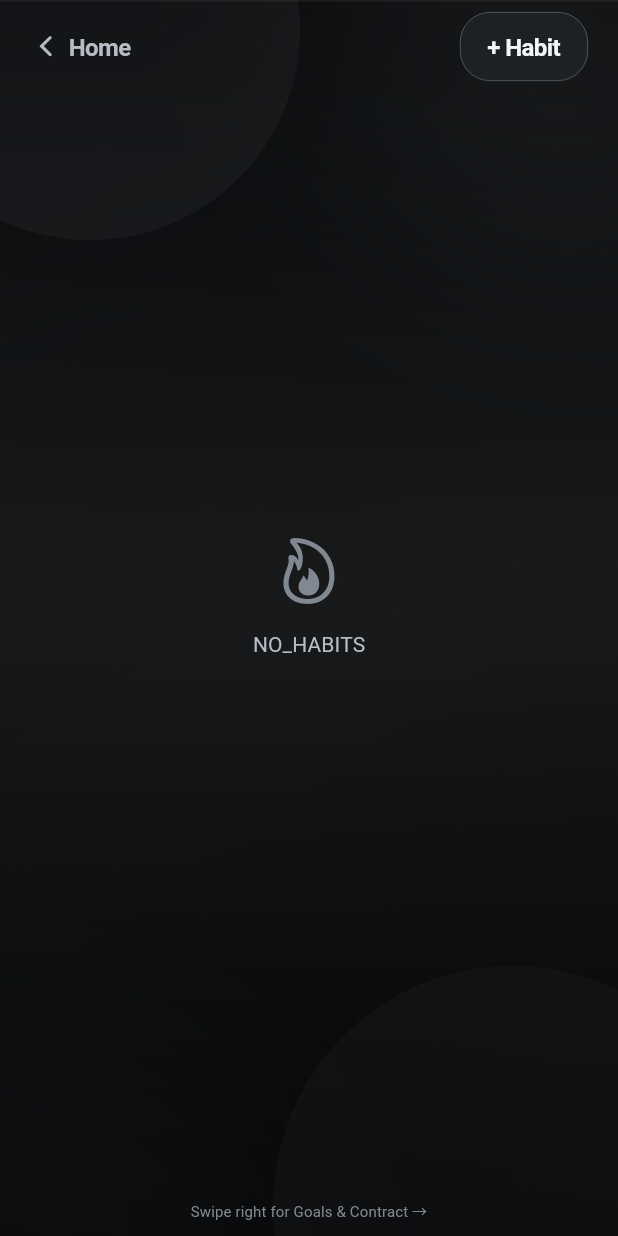
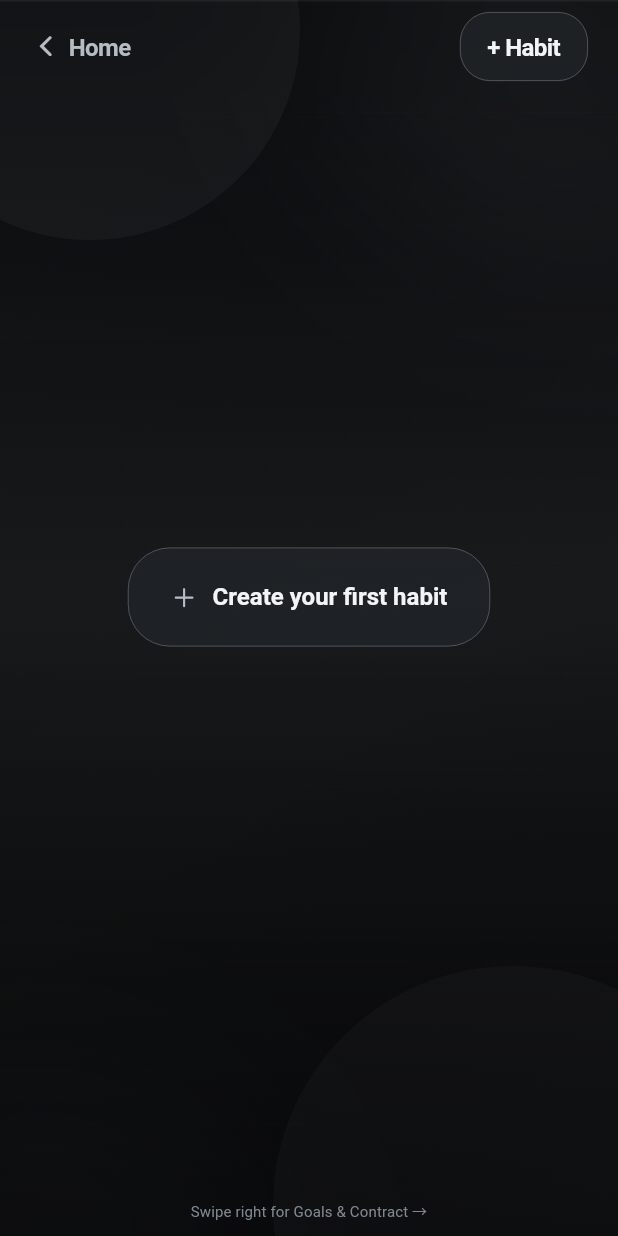
Before and after one commit to Space-Chips/ceo_os, a Flutter app: the HabitsScreen screen opened by its route, on a phone screen of 412 x 824 dp. Run offline on Flutter 3.47's test engine with Material 3 defaults, Android fonts, the phone set to English and light mode, and no system bars; our stand-ins replace app_links, go_router, google_sign_in, image_picker, shared_preferences, supabase_flutter; missing offline and left inert: live_activities, path_provider_foundation, purchases_flutter; accounts and stored records are empty; network calls fail; statements that could not run were skipped.

Commit message:
UI: empty habits state, home shortcuts default, theme reorder, fix Chinese typo in English locale
- language_overrides.dart: replace stray Chinese 'tasks_no_priorities_subtitle' value inside the English locale block with the correct English string
- habits_screen.dart: redesign empty Habits Grid state as a tappable styled card that opens AddHabitSheet
- home_screen.dart: refine default-shortcuts seeding (respect explicit empty choice post-setup, only seed defaults on truly fresh installs); rename internal init to _loadControlCenterConfiguration
- theme_catalog.dart: reorder 'cloud_studio' preset position in the catalog (cosmetic only)

Co-Authored-By: Claude Opus 4.7 (1M context) <noreply@anthropic.com>

```diff
--- a/lib/core/providers/language_overrides.dart
+++ b/lib/core/providers/language_overrides.dart
@@ -439,7 +439,8 @@ const Map<String, Map<String, String>> kTranslationOverrides = {
     'tasks_picker_done': 'Done',
     'tasks_your_priorities': 'Your Priorities',
     'tasks_no_priorities': 'No priorities yet',
-    'tasks_no_priorities_subtitle': '添加你的第一个优先任务，开始执行。',
+    'tasks_no_priorities_subtitle':
+        'Add your first priority to start executing.',
     'tasks_other_tasks': 'Other Tasks',
     'tasks_swipe_hint_list': 'Swipe to complete or reopen',
     'tasks_tab_title_todo': 'To-Do',
--- a/lib/core/theme/theme_catalog.dart
+++ b/lib/core/theme/theme_catalog.dart
@@ -187,6 +187,30 @@ class ThemeCatalog {
       ),
     ),
     _buildPreset(
+      id: 'cloud_studio',
+      name: 'Cloud Studio',
+      subtitle: 'Soft clean',
+      tone: AppThemeTone.light,
+      typography: AppTypographyProfile.neo,
+      palette: const AppThemePalette(
+        bgPrimary: Color(0xFFE9EEF3),
+        bgSecondary: Color(0xFFDFE6ED),
+        surfacePrimary: Color(0xFFF4F7FA),
+        surfaceSecondary: Color(0xFFE9EEF4),
+        surfaceTertiary: Color(0xFFD7DEE6),
+        textPrimary: Color(0xFF1F2933),
+        textSecondary: Color(0xFF5E6B79),
+        textTertiary: Color(0xFF8A96A3),
+        borderSubtle: Color(0x14333242),
+        borderStrong: Color(0x24333242),
+        accent: Color(0xFF5E88C9),
+        accentLight: Color(0xFF88A9DD),
+        accentDeep: Color(0xFF3E6BAF),
+        accentGlow: Color(0x2E5E88C9),
+        ambientTint: Color(0x105E88C9),
+      ),
+    ),
+    _buildPreset(
       id: 'royal_violet',
       name: 'Royal Violet',
       subtitle: 'Deep premium',
@@ -232,30 +256,6 @@ class ThemeCatalog {
         accentDeep: Color(0xFF9F6733),
         accentGlow: Color(0x2EC48746),
         ambientTint: Color(0x10C48746),
-      ),
-    ),
-    _buildPreset(
-      id: 'cloud_studio',
-      name: 'Cloud Studio',
-      subtitle: 'Soft clean',
-      tone: AppThemeTone.light,
-      typography: AppTypographyProfile.neo,
-      palette: const AppThemePalette(
-        bgPrimary: Color(0xFFE9EEF3),
-        bgSecondary: Color(0xFFDFE6ED),
-        surfacePrimary: Color(0xFFF4F7FA),
-        surfaceSecondary: Color(0xFFE9EEF4),
-        surfaceTertiary: Color(0xFFD7DEE6),
-        textPrimary: Color(0xFF1F2933),
-        textSecondary: Color(0xFF5E6B79),
-        textTertiary: Color(0xFF8A96A3),
-        borderSubtle: Color(0x14333242),
-        borderStrong: Color(0x24333242),
-        accent: Color(0xFF5E88C9),
-        accentLight: Color(0xFF88A9DD),
-        accentDeep: Color(0xFF3E6BAF),
-        accentGlow: Color(0x2E5E88C9),
-        ambientTint: Color(0x105E88C9),
       ),
     ),
   ];
--- a/lib/features/habits/habits_screen.dart
+++ b/lib/features/habits/habits_screen.dart
@@ -348,21 +348,51 @@ class _GridTabState extends State<_GridTab> {
 
         if (prov.habits.isEmpty) {
           return Center(
-            child: Column(
+            child: Padding(
+              padding: const EdgeInsets.symmetric(horizontal: 24),
+              child: GestureDetector(
+                behavior: HitTestBehavior.opaque,
+                onTap: () => showCupertinoModalPopup(
+                  context: context,
+                  builder: (_) => const AddHabitSheet(),
+                ),
+                child: Container(
+                  padding: const EdgeInsets.symmetric(
+                    horizontal: 28,
+                    vertical: 22,
+                  ),
+                  decoration: BoxDecoration(
+                    color: AppColors.cardBackgroundStrong.withValues(
+                      alpha: 0.55,
+                    ),
+                    borderRadius: BorderRadius.circular(28),
+                    border: Border.all(
+                      color: AppColors.glassBorder.withValues(alpha: 0.30),
+                      width: 0.5,
+                    ),
+                  ),
+                  child: Row(
+                    mainAxisAlignment: MainAxisAlignment.center,
                     mainAxisSize: MainAxisSize.min,
                     children: [
                       Icon(
-                  CupertinoIcons.flame,
-                  size: 48,
-                  color: AppColors.tertiaryLabel,
-                ),
-                const SizedBox(height: 16),
-                NeoMonoText(
-                  'NO_HABITS',
-                  fontSize: 14,
+                        CupertinoIcons.plus,
+                        size: 18,
                         color: AppColors.secondaryLabel,
                       ),
+                      const SizedBox(width: 10),
+                      Text(
+                        'Create your first habit',
+                        style: AppTypography.callout.copyWith(
+                          fontSize: 16,
+                          fontWeight: FontWeight.w600,
+                          color: AppColors.label,
+                        ),
+                      ),
                     ],
+                  ),
+                ),
+              ),
             ),
           );
         }
@@ -874,30 +904,48 @@ class _GoalsTabState extends State<_GoalsTab> {
             const _HabitsTitle(),
             if (categories.isEmpty)
               Padding(
-                padding: const EdgeInsets.symmetric(vertical: 40),
-                child: Center(
-                  child: Column(
+                padding: const EdgeInsets.fromLTRB(8, 24, 8, 24),
+                child: GestureDetector(
+                  behavior: HitTestBehavior.opaque,
+                  onTap: () => showCupertinoModalPopup(
+                    context: context,
+                    builder: (_) => const AddHabitSheet(),
+                  ),
+                  child: Container(
+                    padding: const EdgeInsets.symmetric(
+                      horizontal: 28,
+                      vertical: 22,
+                    ),
+                    decoration: BoxDecoration(
+                      color: AppColors.cardBackgroundStrong.withValues(
+                        alpha: 0.55,
+                      ),
+                      borderRadius: BorderRadius.circular(28),
+                      border: Border.all(
+                        color: AppColors.glassBorder.withValues(alpha: 0.30),
+                        width: 0.5,
+                      ),
+                    ),
+                    child: Row(
+                      mainAxisAlignment: MainAxisAlignment.center,
+                      mainAxisSize: MainAxisSize.min,
                       children: [
                         Icon(
-                        CupertinoIcons.star,
-                        size: 48,
-                        color: AppColors.tertiaryLabel,
-                      ),
-                      const SizedBox(height: 16),
-                      NeoMonoText(
-                        'NO_GOALS',
-                        fontSize: 14,
+                          CupertinoIcons.plus,
+                          size: 18,
                           color: AppColors.secondaryLabel,
                         ),
-                      const SizedBox(height: 8),
+                        const SizedBox(width: 10),
                         Text(
-                        'Add habits with categories to see goals here',
-                        style: AppTypography.mono.copyWith(
-                          fontSize: 10,
-                          color: AppColors.tertiaryLabel,
+                          'Create your first goal',
+                          style: AppTypography.callout.copyWith(
+                            fontSize: 16,
+                            fontWeight: FontWeight.w600,
+                            color: AppColors.label,
                           ),
                         ),
                       ],
+                    ),
                   ),
                 ),
               )
```
Also changed, not shown: lib/features/home/home_screen.dart (+18 -9 lines). Lines whose indentation alone changed are shown as unchanged.
